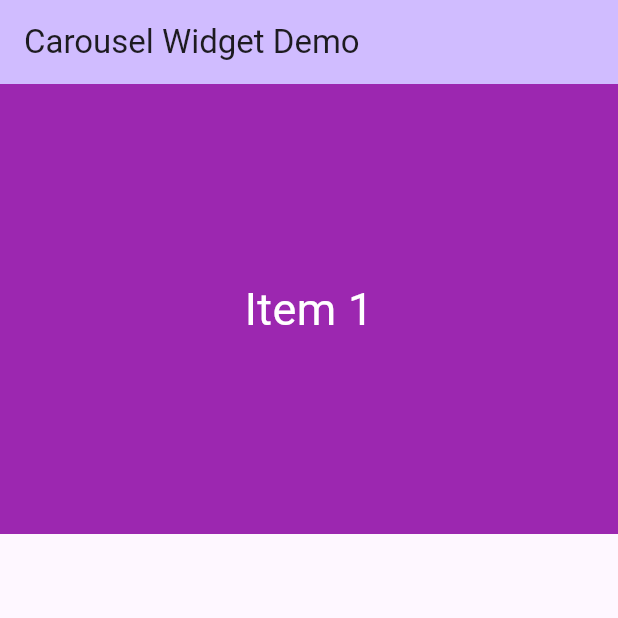
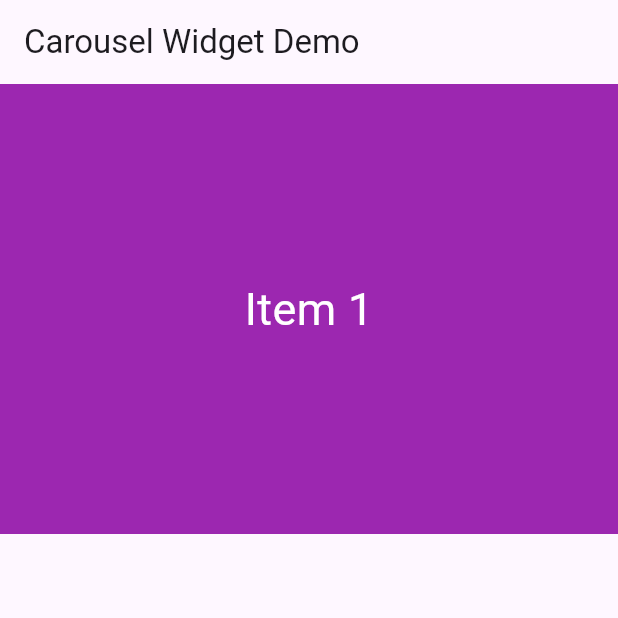
Before and after one commit to YBill/flutter_widget_carousel, a Flutter app: the screen it shows after launch, on a phone screen of 412 x 824 dp, the top half of it. Run offline on Flutter 3.47's test engine with Material 3 defaults, Android fonts, the phone set to English and light mode, and no system bars.

Commit message:
docs(README): 更新包描述和使用示例

```diff
--- a/example/lib/main.dart
+++ b/example/lib/main.dart
@@ -27,15 +27,11 @@ class _MyHomePageState extends State<MyHomePage> {
   @override
   Widget build(BuildContext context) {
     return Scaffold(
-      appBar: AppBar(
-        backgroundColor: Theme.of(context).colorScheme.inversePrimary,
-        title: Text('Carousel Widget Demo'),
-      ),
+      appBar: AppBar(title: Text('Carousel Widget Demo')),
       body: SizedBox(
         height: 300,
         child: CarouselWidget(
           count: 5,
-          canManualSwitch: true,
           itemBuilder: (context, index) {
             return Container(
               width: double.infinity,
--- a/pubspec.yaml
+++ b/pubspec.yaml
@@ -1,7 +1,7 @@
 name: flutter_widget_carousel
 description: "Widget carousel feature, implemented purely in Flutter code."
 version: 0.0.1
-homepage:
+homepage: https://github.com/YBill/flutter_widget_carousel
 
 environment:
   sdk: ^3.6.1
```
Also changed, not shown: 2 other files.
